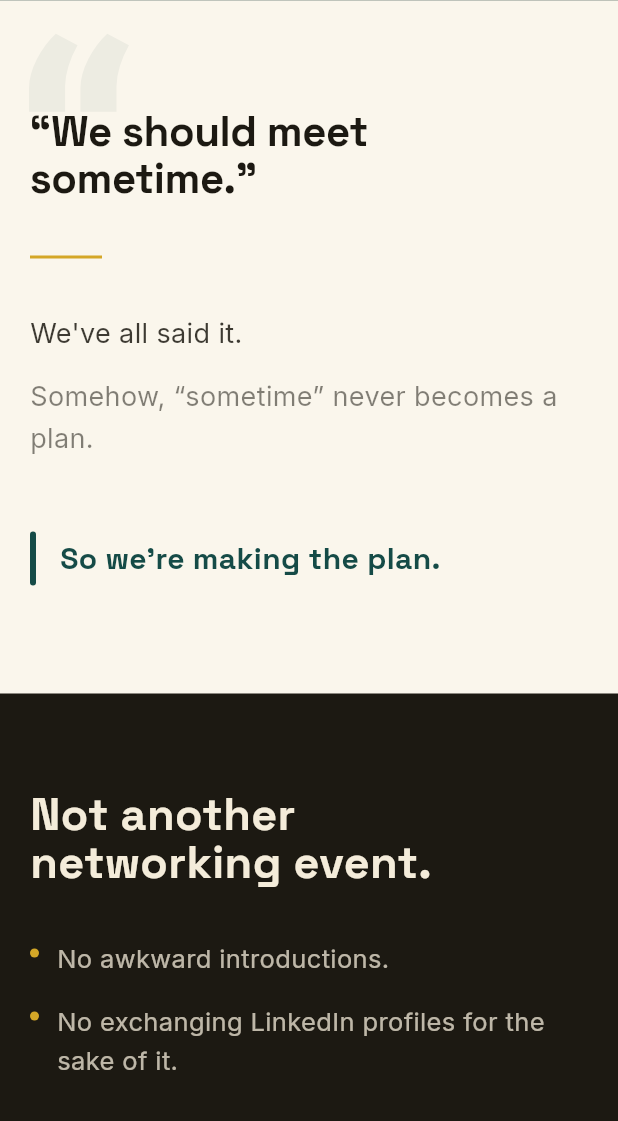
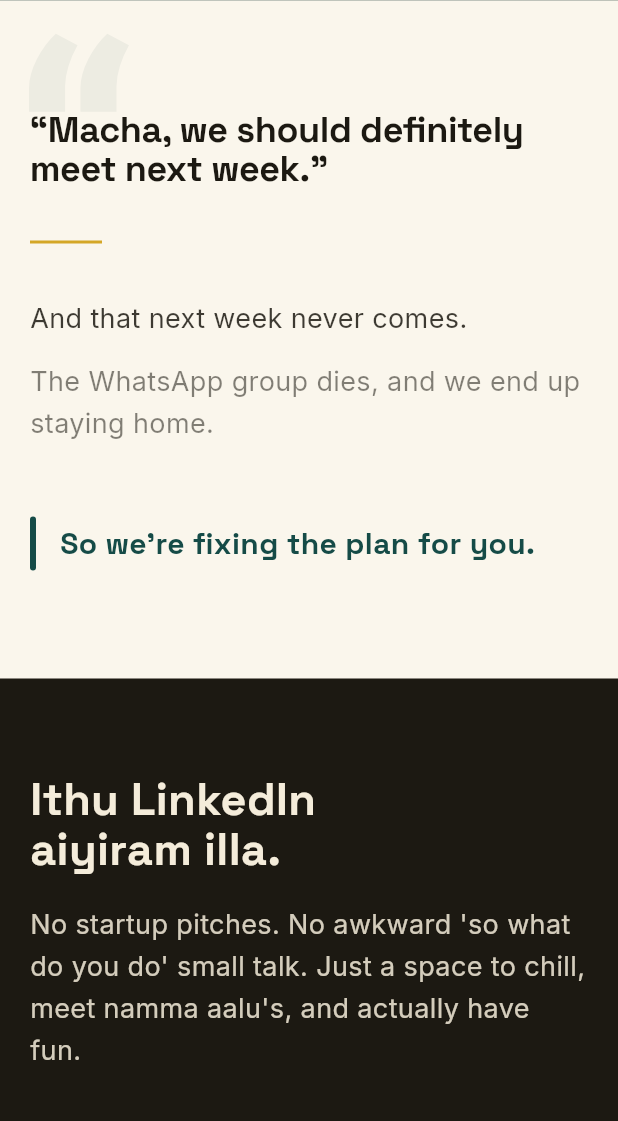
Before and after one commit to shalini-jeyra/tamil_social_club, a Flutter app: the screen it shows after launch, scrolled down 576 dp, on a phone screen of 412 x 824 dp, the part 115-1236 px from its top. Run offline on Flutter 3.47's test engine with Material 3 defaults, Android fonts, the phone set to English and light mode, and no system bars; our stand-ins replace go_router, google_fonts, share_plus.

Commit message:
style: infuse Tanglish, tamil slang, and humor across entire website copy

```diff
--- a/lib/pages/home/widgets/chapter0_teaser_section.dart
+++ b/lib/pages/home/widgets/chapter0_teaser_section.dart
@@ -44,7 +44,7 @@ class Chapter0TeaserSection extends StatelessWidget {
           ),
           const SizedBox(height: 20),
           Text(
-            "15–20 people. One living room. Questionable alliances.",
+            "15–20 people. One living room. Trust no one, especially that one friend who swears they are a villager.",
             style: AppTextStyles.body(color: AppColors.cream.withOpacity(0.85), size: 17),
           ),
           const SizedBox(height: 8),
--- a/lib/pages/home/widgets/community_section.dart
+++ b/lib/pages/home/widgets/community_section.dart
@@ -26,7 +26,7 @@ class CommunitySection extends StatelessWidget {
             crossAxisAlignment: CrossAxisAlignment.center,
             children: [
               Text(
-                "Come for the event.\nStay for the people.",
+                "Come for the vibes.\nStay for the makkal.",
                 textAlign: TextAlign.center,
                 style: AppTextStyles.display(
                   size: isMobile ? 32 : 46,
@@ -35,7 +35,7 @@ class CommunitySection extends StatelessWidget {
               ),
               const SizedBox(height: 24),
               Text(
-                "We're building a community for Tamil people in Bengaluru who want more than another networking event.",
+                "We're building a community for Tamil people in Bengaluru who just want a solid gang to hang out with.",
                 textAlign: TextAlign.center,
                 style: AppTextStyles.body(
                   size: isMobile ? 18 : 20,
--- a/lib/pages/home/widgets/hero_section.dart
+++ b/lib/pages/home/widgets/hero_section.dart
@@ -62,7 +62,7 @@ class HeroSection extends StatelessWidget {
                     ),
                     const SizedBox(height: 20),
                     Text(
-                      "Your people are\nsomewhere in Bengaluru.",
+                      "Your makkal are\nsomewhere in Bengaluru.",
                       style: AppTextStyles.display(
                         color: AppColors.cream,
                         size: isMobile ? 36 : 62,
@@ -72,8 +72,8 @@ class HeroSection extends StatelessWidget {
                     ConstrainedBox(
                       constraints: const BoxConstraints(maxWidth: 460),
                       child: Text(
-                        "Tamil Social Club is an independent community bringing Tamil people "
-                        "across Bengaluru together for games, conversations, food and genuinely "
+                        "Tamil Social Club is an independent community bringing namma pasanga and ponnunga "
+                        "across Bengaluru together for games, nalla saapadu, yapping, and genuinely "
                         "good weekends.",
                         style: AppTextStyles.body(
                           color: AppColors.cream.withOpacity(0.75),
@@ -95,7 +95,7 @@ class HeroSection extends StatelessWidget {
                           },
                         ),
                         AppButton(
-                          label: "See what's happening →",
+                          label: "Enna nadakkuthu? →",
                           variant: AppButtonVariant.ghostLight,
                           onPressed: () => context.goNamed("experiences"),
                         ),
--- a/lib/pages/home/widgets/problem_section.dart
+++ b/lib/pages/home/widgets/problem_section.dart
@@ -42,9 +42,9 @@ class ProblemSection extends StatelessWidget {
                   crossAxisAlignment: CrossAxisAlignment.start,
                   children: [
                     Text(
-                      "\u201CWe should meet sometime.\u201D",
+                      "\u201CMacha, we should definitely meet next week.\u201D",
                       style: AppTextStyles.display(
-                        size: isMobile ? 28 : 46,
+                        size: isMobile ? 24 : 42,
                         color: AppColors.charcoal,
                       ).copyWith(height: 1.1, letterSpacing: -0.3),
                     ),
@@ -52,7 +52,7 @@ class ProblemSection extends StatelessWidget {
                     Container(width: 48, height: 2, color: AppColors.gold),
                     const SizedBox(height: 36),
                     Text(
-                      "We've all said it.",
+                      "And that next week never comes.",
                       style: AppTextStyles.body(
                         size: isMobile ? 18 : 22,
                         color: AppColors.charcoal.withOpacity(0.85),
@@ -60,7 +60,7 @@ class ProblemSection extends StatelessWidget {
                     ),
                     const SizedBox(height: 14),
                     Text(
-                      "Somehow, \u201Csometime\u201D never becomes a plan.",
+                      "The WhatsApp group dies, and we end up staying home.",
                       style: AppTextStyles.body(
                         size: isMobile ? 18 : 22,
                         color: AppColors.charcoal.withOpacity(0.55),
@@ -79,7 +79,7 @@ class ProblemSection extends StatelessWidget {
                         ),
                         const SizedBox(width: 16),
                         Text(
-                          "So we're making the plan.",
+                          "So we're fixing the plan for you.",
                           style: AppTextStyles.display(
                             size: isMobile ? 20 : 28,
                             color: AppColors.teal800,
--- a/lib/pages/home/widgets/what_tsc_is_section.dart
+++ b/lib/pages/home/widgets/what_tsc_is_section.dart
@@ -61,10 +61,18 @@ class WhatTscIsSection extends StatelessWidget {
       crossAxisAlignment: CrossAxisAlignment.start,
       children: [
         Text(
-          "Not another\nnetworking event.",
+          "Ithu LinkedIn\naiyiram illa.",
           style: AppTextStyles.display(
             color: AppColors.cream,
             size: isMobile ? 30 : 42,
+          ).copyWith(height: 1.1),
+        ),
+        const SizedBox(height: 20),
+        Text(
+          "No startup pitches. No awkward 'so what do you do' small talk. Just a space to chill, meet namma aalu's, and actually have fun.",
+          style: AppTextStyles.body(
+            color: AppColors.cream.withOpacity(0.85),
+            size: isMobile ? 18 : 20,
           ),
         ),
       ],
@@ -75,9 +83,9 @@ class WhatTscIsSection extends StatelessWidget {
     return Column(
       crossAxisAlignment: CrossAxisAlignment.start,
       children: [
-        _line("No awkward introductions."),
+        _line("No 'what's your CTC' uncle energy."),
         const SizedBox(height: 16),
-        _line("No exchanging LinkedIn profiles for the sake of it."),
+        _line("No forced networking vibes."),
         const SizedBox(height: 32),
         Container(
           padding: const EdgeInsets.all(24),
--- a/lib/pages/tamil_twin/widgets/landing_view.dart
+++ b/lib/pages/tamil_twin/widgets/landing_view.dart
@@ -23,7 +23,7 @@ class LandingView extends StatelessWidget {
         ),
         const SizedBox(height: 24),
         Text(
-          "8 questions.\n2 minutes.\nCompletely unscientific.",
+          "8 questions.\n2 minutes.\n100% judge-mental.",
           textAlign: TextAlign.center,
           style: AppTextStyles.body(color: AppColors.cream.withOpacity(0.85), size: 17),
         ),
```
Also changed, not shown: 1 other file.
